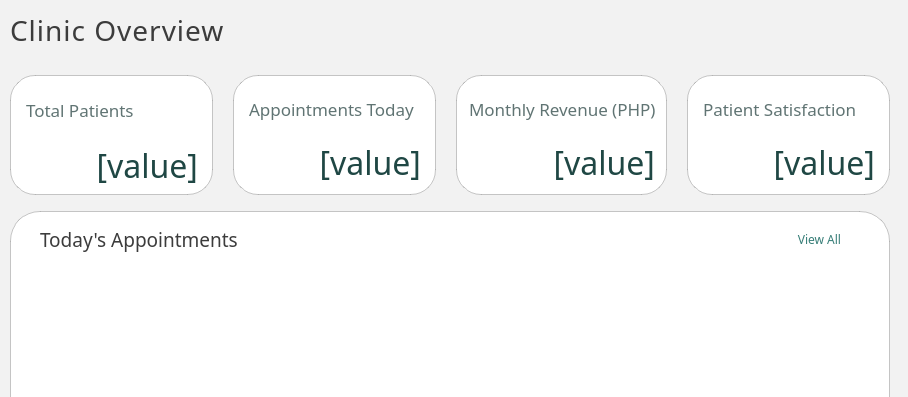
This is ui/PageDashboard.ui in karlito20/AdoraFlowProject as Qt 5 draws it before an edit; both pictures show x 0 to 908 and y 0 to 397 of the 908 by 655 pixel window. The edited form follows.
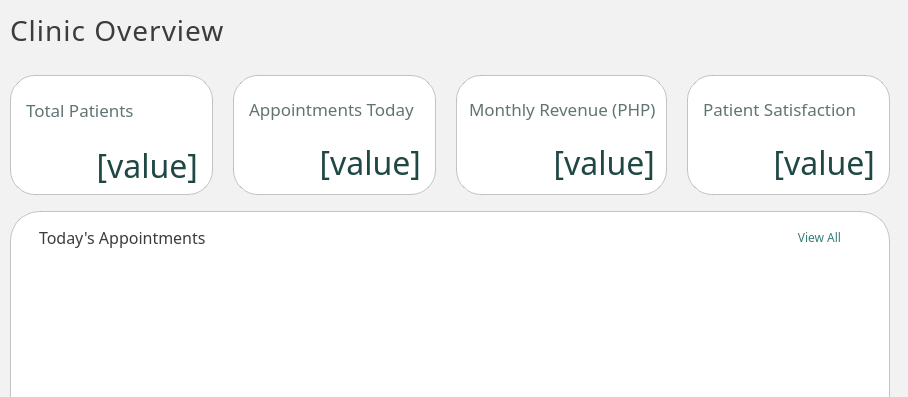
This is the edited form.

```diff
--- a/ui/PageDashboard.ui
+++ b/ui/PageDashboard.ui
@@ -981,7 +981,7 @@
            <property name="font">
             <font>
              <family>Slate Medium</family>
-             <pointsize>14</pointsize>
+             <pointsize>12</pointsize>
             </font>
            </property>
            <property name="styleSheet">
@@ -1532,7 +1532,7 @@
               <x>0</x>
               <y>0</y>
               <width>854</width>
-              <height>370</height>
+              <height>373</height>
              </rect>
             </property>
             <property name="palette">
@@ -2018,7 +2018,7 @@
               <number>10</number>
              </property>
              <property name="topMargin">
-              <number>20</number>
+              <number>6</number>
              </property>
              <property name="rightMargin">
               <number>10</number>
```
